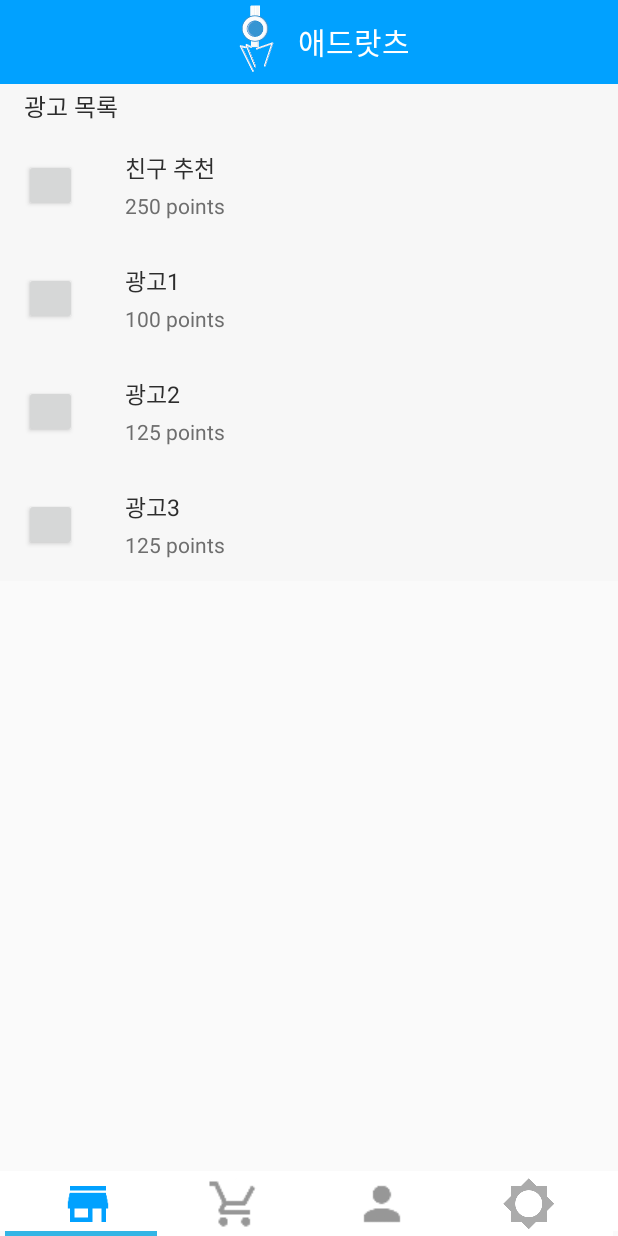
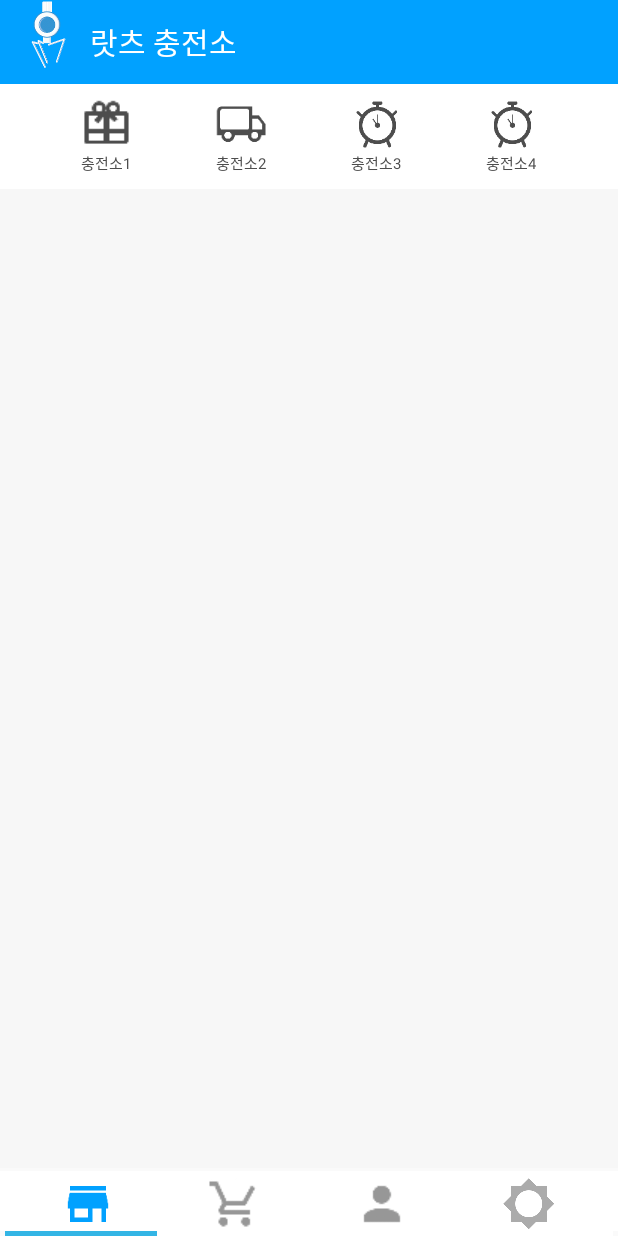
Before and after one commit to kyounginbaek/Adlots_android, an Android app: the MainFirstPage screen opened directly, with no data from a screen before it, on a phone screen of 412 x 824 dp. Run offline under Robolectric (Android 15) with nearby library versions, the phone set to English and light mode, and no system bars; libraries missing offline, so code that uses them is left out: retrofit.client, retrofit.converter, retrofit.http; Roboto replaces fonts that are not available here; 5 statements that could not run were skipped.

Commit message:
2016.05.29.#1

```diff
--- a/app/src/main/java/com/adlots/android/activity/MainActivity/MainFirstPage.java
+++ b/app/src/main/java/com/adlots/android/activity/MainActivity/MainFirstPage.java
@@ -6,8 +6,10 @@ import android.support.v4.app.Fragment;
 import android.view.LayoutInflater;
 import android.view.View;
 import android.view.ViewGroup;
+import android.widget.LinearLayout;
 
 import com.adlots.android.R;
+import com.tnkfactory.ad.TnkSession;
 
 import static android.view.LayoutInflater.from;
 
@@ -35,6 +37,35 @@ public class MainFirstPage extends Fragment {
         mainfirstView = (View) from(mainfirstContext).inflate(
                 R.layout.activity_main_first_page, container, false);
 
+        ViewGroup tnk = (LinearLayout) mainfirstView.findViewById(R.id.main1_tnk);
+        ViewGroup adpopcorn = (LinearLayout) mainfirstView.findViewById(R.id.main1_adpopcorn);
+        ViewGroup nas = (LinearLayout) mainfirstView.findViewById(R.id.main1_nas);
+        ViewGroup adsync = (LinearLayout) mainfirstView.findViewById(R.id.main1_adsync);
+
+        /*
+        AdListView adlistView = TnkSession.createAdListView(mainfirstContext, true);
+        adlistView.setTitle("랏츠 포인트 충천소");
+
+        ViewGroup viewGroup = (ViewGroup) mainfirstView.findViewById(R.id.main1_fragment);
+        viewGroup.addView(adlistView);
+
+        adlistView.loadAdList();
+        */
+
+        tnk.setOnClickListener(new View.OnClickListener() {
+            @Override
+            public void onClick(View v) {
+                TnkSession.showAdList(mainfirstContext, "랏츠 포인트 충전소1");
+            }
+        });
+
+        adpopcorn.setOnClickListener(new View.OnClickListener() {
+            @Override
+            public void onClick(View v) {
+                TnkSession.showAdList(mainfirstContext, "Your title here");
+            }
+        });
+
         return mainfirstView;
     }
 }
--- a/app/src/main/res/layout/activity_main_first_page.xml
+++ b/app/src/main/res/layout/activity_main_first_page.xml
@@ -2,7 +2,8 @@
 <LinearLayout xmlns:android="http://schemas.android.com/apk/res/android"
     android:orientation="vertical"
     android:layout_width="match_parent"
-    android:layout_height="match_parent">
+    android:layout_height="match_parent"
+    android:background="@color/background">
 
     /*애드랏츠*/
     <LinearLayout
@@ -14,7 +15,6 @@
         <LinearLayout
             android:layout_width="fill_parent"
             android:layout_height="fill_parent"
-            android:gravity="center"
             >
             <Button
                 android:layout_width="25dp"
@@ -28,7 +28,7 @@
                 android:layout_width="wrap_content"
                 android:layout_height="wrap_content"
                 android:layout_gravity="center_vertical"
-                android:text="애드랏츠"
+                android:text="랏츠 충전소"
                 android:textSize="20dp"
                 android:textColor="#ffffff"
                 />
@@ -36,207 +36,116 @@
     </LinearLayout>
 
     <LinearLayout
-        android:background="@color/background"
         android:layout_width="fill_parent"
-        android:layout_height="30dp"
-        android:gravity="center_vertical"
+        android:layout_height="70dp"
+        android:gravity="center"
+        android:background="#ffffff"
         >
-
-        <TextView
-            android:layout_width="wrap_content"
-            android:layout_height="wrap_content"
-            android:layout_marginLeft="16dp"
-            android:text="광고 목록"
-            android:textSize="16dp"
-            android:textColor="#2d2d2d"
-            />
-    </LinearLayout>
-
-    /*친구추천*/
-    <LinearLayout
-        android:background="@color/background"
-        android:layout_width="fill_parent"
-        android:layout_height="75dp"
-        android:orientation="horizontal"
-        android:gravity="center_vertical"
-        >
-
-
         <LinearLayout
-            android:layout_width="67dp"
+            android:layout_width="90dp"
             android:layout_height="fill_parent"
             android:gravity="center"
+            android:orientation="vertical"
+            android:id="@+id/main1_tnk"
             >
             <Button
                 android:layout_width="35dp"
                 android:layout_height="35dp"
+                android:background="@drawable/gift"
+                android:id="@+id/main1_btn_tnk"
+                android:onClick="editActions"
+                android:clickable="false" />
+            <TextView
+                android:layout_width="wrap_content"
+                android:layout_height="wrap_content"
+                android:id="@+id/main1_txt_tnk"
+                android:text="충전소1"
+                android:textSize="10dp"
+                android:textColor="#4d4d4d"
                 />
         </LinearLayout>
 
         <LinearLayout
-            android:layout_width="fill_parent"
+            android:layout_width="90dp"
             android:layout_height="fill_parent"
+            android:gravity="center"
             android:orientation="vertical"
-            android:gravity="center_vertical"
+            android:id="@+id/main1_adpopcorn"
             >
-
+            <Button
+                android:layout_width="35dp"
+                android:layout_height="35dp"
+                android:background="@drawable/shipping"
+                android:id="@+id/main1_btn_adpopcorn"
+                android:onClick="editActions"
+                android:clickable="false" />
             <TextView
                 android:layout_width="wrap_content"
                 android:layout_height="wrap_content"
-                android:layout_marginLeft="16dp"
-                android:text="친구 추천"
-                android:textSize="15dp"
-                android:textColor="#2d2d2d"
+                android:id="@+id/main1_txt_adpopcorn"
+                android:text="충전소2"
+                android:textSize="10dp"
+                android:textColor="#4d4d4d"
                 />
+        </LinearLayout>
+
+        <LinearLayout
+            android:layout_width="90dp"
+            android:layout_height="fill_parent"
+            android:gravity="center"
+            android:orientation="vertical"
+            android:id="@+id/main1_nas"
+            >
+            <Button
+                android:layout_width="35dp"
+                android:layout_height="35dp"
+                android:background="@drawable/time"
+                android:id="@+id/main1_btn_nas"
+                android:onClick="editActions"
+                android:clickable="false" />
             <TextView
                 android:layout_width="wrap_content"
                 android:layout_height="wrap_content"
-                android:layout_marginTop="4dp"
-                android:layout_marginLeft="16dp"
-                android:text="250 points"
-                android:textSize="14dp"
-                android:textColor="#6e6e6e"
+                android:id="@+id/main1_txt_nas"
+                android:text="충전소3"
+                android:textSize="10dp"
+                android:textColor="#4d4d4d"
                 />
         </LinearLayout>
-    </LinearLayout>
 
-    /*광고1*/
-    <LinearLayout
-        android:background="@color/background"
-        android:layout_width="fill_parent"
-        android:layout_height="75dp"
-        android:orientation="horizontal"
-        >
         <LinearLayout
-            android:layout_width="67dp"
+            android:layout_width="90dp"
             android:layout_height="fill_parent"
             android:gravity="center"
+            android:orientation="vertical"
+            android:id="@+id/main1_adsync"
             >
-
             <Button
                 android:layout_width="35dp"
                 android:layout_height="35dp"
-                />
-        </LinearLayout>
-
-
-        <LinearLayout
-            android:layout_width="fill_parent"
-            android:layout_height="fill_parent"
-            android:orientation="vertical"
-            android:gravity="center_vertical"
-            >
+                android:background="@drawable/time"
+                android:id="@+id/main1_btn_adsync"
+                android:onClick="editActions"
+                android:clickable="false" />
             <TextView
                 android:layout_width="wrap_content"
                 android:layout_height="wrap_content"
-                android:layout_marginLeft="16dp"
-                android:text="광고1"
-                android:textSize="15dp"
-                android:textColor="#2d2d2d"
-                />
-            <TextView
-                android:layout_width="wrap_content"
-                android:layout_height="wrap_content"
-                android:layout_marginTop="4dp"
-                android:layout_marginLeft="16dp"
-                android:text="100 points"
-                android:textSize="14dp"
-                android:textColor="#6e6e6e"
-                />
-        </LinearLayout>
-    </LinearLayout>
-
-    /*광고2*/
-    <LinearLayout
-        android:background="@color/background"
-        android:layout_width="fill_parent"
-        android:layout_height="75dp"
-        android:orientation="horizontal"
-        >
-        <LinearLayout
-            android:layout_width="67dp"
-            android:layout_height="fill_parent"
-            android:gravity="center"
-            >
-
-            <Button
-                android:layout_width="35dp"
-                android:layout_height="35dp"
-                />
-        </LinearLayout>
-
-
-        <LinearLayout
-            android:layout_width="fill_parent"
-            android:layout_height="fill_parent"
-            android:orientation="vertical"
-            android:gravity="center_vertical"
-            >
-            <TextView
-                android:layout_width="wrap_content"
-                android:layout_height="wrap_content"
-                android:layout_marginLeft="16dp"
-                android:text="광고2"
-                android:textSize="15dp"
-                android:textColor="#2d2d2d"
-                />
-            <TextView
-                android:layout_width="wrap_content"
-                android:layout_height="wrap_content"
-                android:layout_marginTop="4dp"
-                android:layout_marginLeft="16dp"
-                android:text="125 points"
-                android:textSize="14dp"
-                android:textColor="#6e6e6e"
-                />
-        </LinearLayout>
-    </LinearLayout>
-
-    /*광고3*/
-    <LinearLayout
-        android:background="@color/background"
-        android:layout_width="fill_parent"
-        android:layout_height="75dp"
-        android:orientation="horizontal"
-        >
-        <LinearLayout
-            android:layout_width="67dp"
-            android:layout_height="fill_parent"
-            android:gravity="center"
-            >
-
-            <Button
-                android:layout_width="35dp"
-                android:layout_height="35dp"
-                />
-        </LinearLayout>
-
-
-        <LinearLayout
-            android:layout_width="fill_parent"
-            android:layout_height="fill_parent"
-            android:orientation="vertical"
-            android:gravity="center_vertical"
-            >
-            <TextView
-                android:layout_width="wrap_content"
-                android:layout_height="wrap_content"
-                android:layout_marginLeft="16dp"
-                android:text="광고3"
-                android:textSize="15dp"
-                android:textColor="#2d2d2d"
-                />
-            <TextView
-                android:layout_width="wrap_content"
-                android:layout_height="wrap_content"
-                android:layout_marginTop="4dp"
-                android:layout_marginLeft="16dp"
-                android:text="125 points"
-                android:textSize="14dp"
-                android:textColor="#6e6e6e"
+                android:id="@+id/main1_txt_adsync"
+                android:text="충전소4"
+                android:textSize="10dp"
+                android:textColor="#4d4d4d"
                 />
         </LinearLayout>
 
     </LinearLayout>
 
+    /* 바 */
+    <LinearLayout
+        android:layout_width="fill_parent"
+        android:layout_height="1dp"
+        android:gravity="center_horizontal"
+        >
+    </LinearLayout>
+
+
 </LinearLayout>
--- a/app/src/main/res/values/strings.xml
+++ b/app/src/main/res/values/strings.xml
@@ -1,6 +1,6 @@
 <resources>
-    <string name="app_name">애드랏츠</string>
-    <string name="version">1.0</string>
+    <string name="app_name">애드랏츠-리워드에 같이를 더하다</string>
+    <string name="version">1.0.3</string>
     <string name="action_settings">Settings</string>
 
     <string name="title_activity_fullscreen">FullscreenActivity</string>
```
Also changed, not shown: app/build.gradle (+5 -4 lines), app/src/main/AndroidManifest.xml (+13 -5 lines), app/libs/tnkad-sdk.jar, 2 other files.
